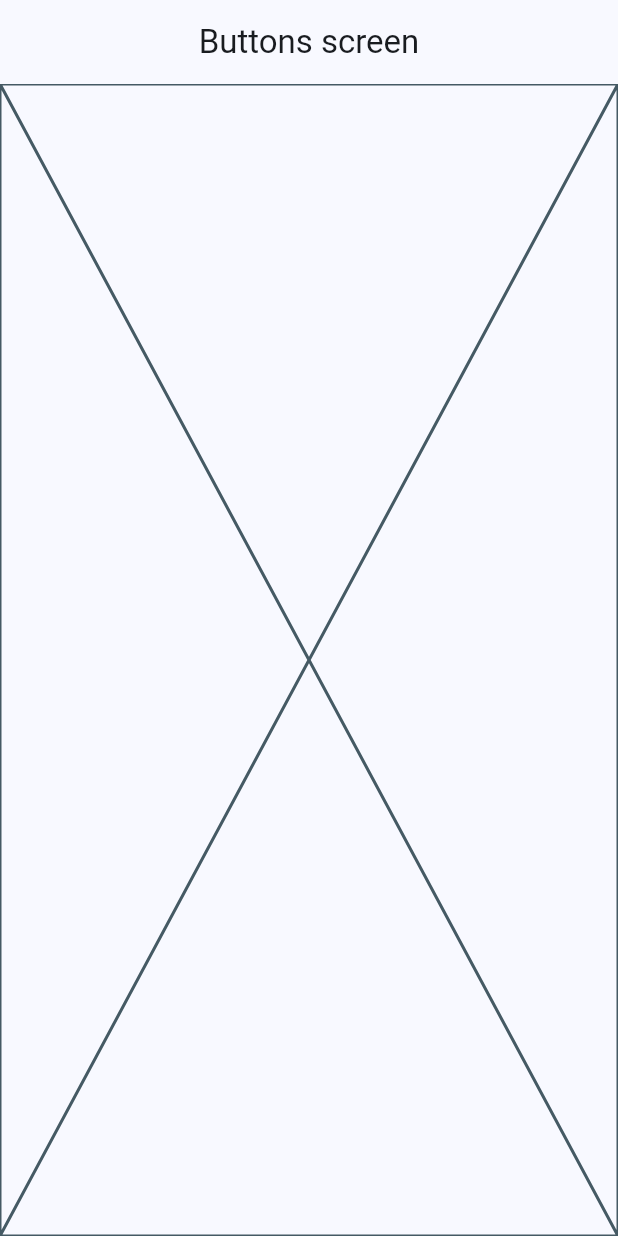
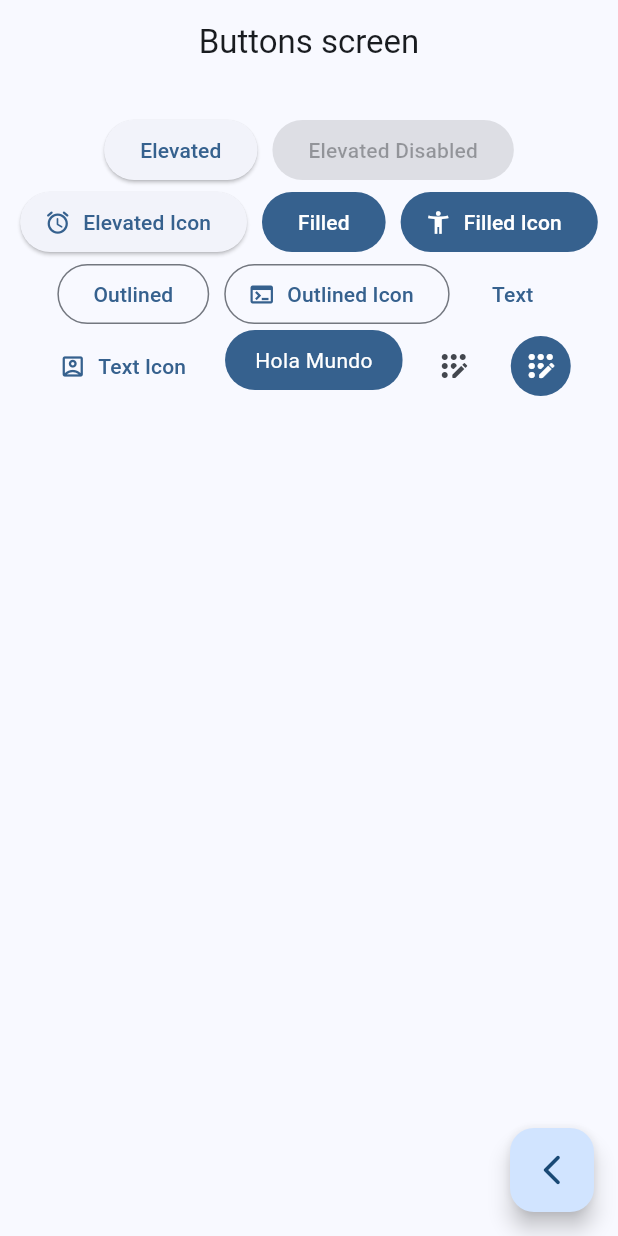
Before and after one commit to psuar92/widgets_app, a Flutter app: the ButtonsScreen screen opened by its route, on a phone screen of 412 x 824 dp. Run offline on Flutter 3.47's test engine with Material 3 defaults, Android fonts, the phone set to English and light mode, and no system bars; our stand-ins replace go_router.

Commit message:
button screen finished

```diff
--- a/lib/presentation/screens/buttons/buttons_screen.dart
+++ b/lib/presentation/screens/buttons/buttons_screen.dart
@@ -1,4 +1,5 @@
 import 'package:flutter/material.dart';
+import 'package:go_router/go_router.dart';
 
 class ButtonsScreen extends StatelessWidget {
   static const String name = 'buttons_screen';
@@ -11,7 +12,113 @@ class ButtonsScreen extends StatelessWidget {
       appBar: AppBar(
         title: const Text('Buttons screen'),
       ),
-      body: const Placeholder(),
+      body: const _ButtonsView(),
+      floatingActionButton: FloatingActionButton(
+        child: const Icon(Icons.arrow_back_ios_new_rounded),
+        onPressed: () {
+          context.pop();
+        },
+      ),
     );
   }
 }
+
+class _ButtonsView extends StatelessWidget {
+  const _ButtonsView();
+
+  @override
+  Widget build(BuildContext context) {
+    final colors = Theme.of(context).colorScheme;
+    return SizedBox(
+      width: double.infinity,
+      child: Padding(
+        padding: const EdgeInsets.symmetric(horizontal: 10, vertical: 20),
+        child: Wrap(
+          spacing: 10,
+          alignment: WrapAlignment.center,
+          children: [
+            ElevatedButton(
+              onPressed: () {},
+              child: const Text('Elevated'),
+            ),
+            const ElevatedButton(
+              onPressed: null,
+              child: Text('Elevated Disabled'),
+            ),
+            ElevatedButton.icon(
+              onPressed: () {},
+              icon: const Icon(Icons.access_alarm_rounded),
+              label: const Text('Elevated Icon'),
+            ),
+            FilledButton(
+              onPressed: () {},
+              child: const Text('Filled'),
+            ),
+            FilledButton.icon(
+              onPressed: () {},
+              icon: const Icon(Icons.accessibility_new),
+              label: const Text('Filled Icon'),
+            ),
+            OutlinedButton(
+              onPressed: () {},
+              child: const Text('Outlined'),
+            ),
+            OutlinedButton.icon(
+              onPressed: () {},
+              icon: const Icon(Icons.terminal),
+              label: const Text('Outlined Icon'),
+            ),
+            TextButton(
+              onPressed: () {},
+              child: const Text('Text'),
+            ),
+            TextButton.icon(
+              onPressed: () {},
+              icon: const Icon(Icons.account_box_outlined),
+              label: const Text('Text Icon'),
+            ),
+            const CustomButton(),
+            IconButton(
+              onPressed: () {},
+              icon: const Icon(Icons.app_registration_rounded),
+            ),
+            IconButton(
+              onPressed: () {},
+              icon: const Icon(Icons.app_registration_rounded),
+              style: ButtonStyle(
+                backgroundColor: MaterialStatePropertyAll(colors.primary),
+                iconColor: const MaterialStatePropertyAll(Colors.white),
+              ),
+            ),
+          ],
+        ),
+      ),
+    );
+  }
+}
+
+class CustomButton extends StatelessWidget {
+  const CustomButton({super.key});
+
+  @override
+  Widget build(BuildContext context) {
+    final colors = Theme.of(context).colorScheme;
+
+    return ClipRRect(
+      borderRadius: BorderRadius.circular(20),
+      child: Material(
+        color: colors.primary,
+        child: InkWell(
+          onTap: () {},
+          child: const Padding(
+            padding: EdgeInsets.symmetric(horizontal: 20, vertical: 10),
+            child: Text(
+              'Hola Mundo',
+              style: TextStyle(color: Colors.white),
+            ),
+          ),
+        ),
+      ),
+    );
+  }
+}
```
